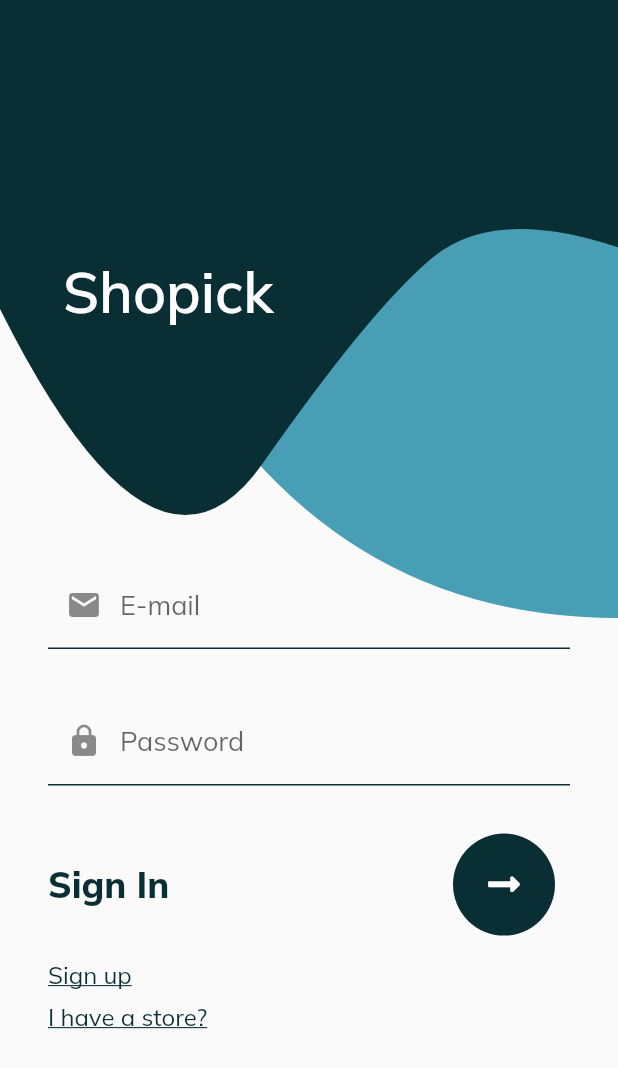
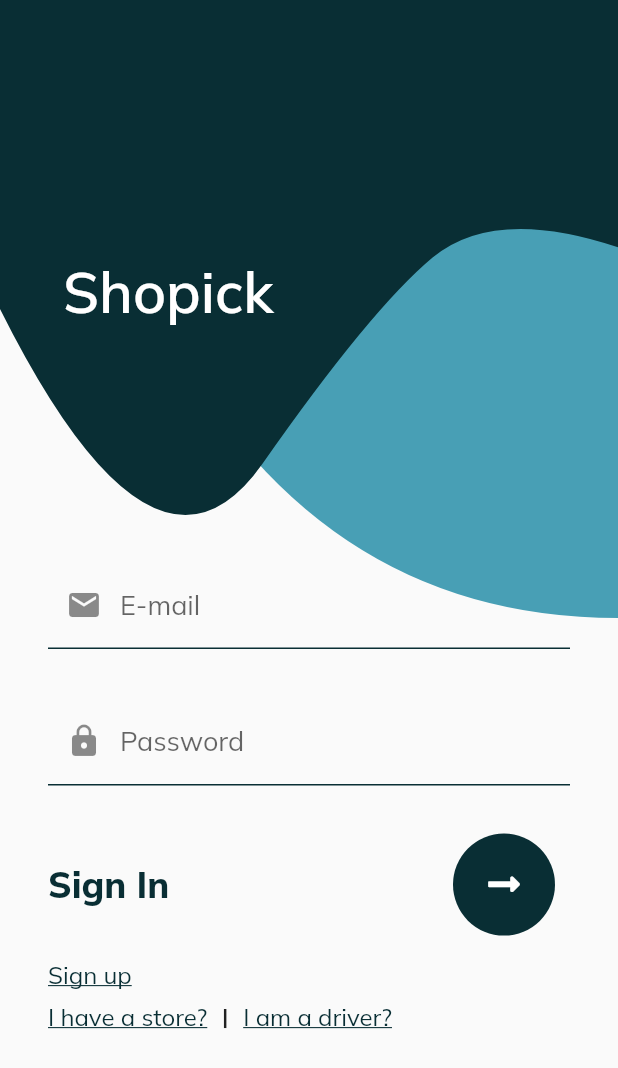
Before and after one commit to RubaHashash/e-Shop, a Flutter app: the screen it shows after launch, on a phone screen of 412 x 824 dp. Shown: the top 1068 px of the screen. Run offline on Flutter 3.47's test engine with Material 2 defaults, Android fonts, the phone set to English and light mode, and no system bars; our stand-ins replace carousel_pro, cloud_firestore, firebase_auth, firebase_storage, fluttertoast, font_awesome_flutter and 5 more; missing offline and left inert: geocoder; accounts and stored records are empty.

Commit message:
add sign in page for the driver

```diff
--- a/lib/Authentication/SignInForm.dart
+++ b/lib/Authentication/SignInForm.dart
@@ -1,4 +1,5 @@
 import 'package:e_shop_app/Admin/AdminSignIn.dart';
+import 'package:e_shop_app/Driver/DriverSignIn.dart';
 import '../Store/StoreHome.dart';
 import 'file:///C:/Users/rubah/AndroidStudioProjects/e_shop_app/lib/config/decoration_functions.dart';
 import 'file:///C:/Users/rubah/AndroidStudioProjects/e_shop_app/lib/Authentication/sign_in_up_bar.dart';
@@ -151,6 +152,8 @@
                         ),
                       ),
 
+                      Row(
+                        children: [
                           Align(
                             alignment: Alignment.centerLeft,
                             child: Padding(
@@ -172,6 +175,36 @@
                               ),
                             ),
                           ),
+                          SizedBox(width: 10),
+                          Padding(
+                            padding: const EdgeInsets.only(top: 8.0),
+                            child: Text("|", style: TextStyle(fontWeight: FontWeight.bold)),
+                          ),
+                          SizedBox(width: 10),
+                          Align(
+                            alignment: Alignment.centerLeft,
+                            child: Padding(
+                              padding: const EdgeInsets.only(top: 8.0),
+                              child: InkWell(
+                                splashColor: Colors.white,
+                                onTap: () {
+                                  Route route = MaterialPageRoute(builder: (c) => DriverSignIn());
+                                  Navigator.pushReplacement(context, route);
+                                },
+                                child: const Text(
+                                  'I am a driver?',
+                                  style: TextStyle(
+                                    fontSize: 16,
+                                    decoration: TextDecoration.underline,
+                                    color: Palette.darkBlue,
+                                  ),
+                                ),
+                              ),
+                            ),
+                          ),
+                        ],
+                      )
+
 
                     ],
                   ),
--- a/lib/main.dart
+++ b/lib/main.dart
@@ -1,7 +1,7 @@
 import 'package:cloud_firestore/cloud_firestore.dart';
 import 'package:e_shop_app/Authentication/MainPage.dart';
-import 'package:e_shop_app/Counters/ItemQuantity.dart';
-import 'package:e_shop_app/Counters/cartCounter.dart';
+import 'package:e_shop_app/Counters/cartCounter.dart';import 'package:e_shop_app/Counters/ItemQuantity.dart';
+
 import 'package:e_shop_app/Counters/changeAddress.dart';
 import 'package:e_shop_app/Counters/totalMoney.dart';
 import 'package:e_shop_app/config/config.dart';
```
Also changed, not shown: lib/Driver/DriverHomePage.dart (added, +58 -0 lines), lib/Driver/DriverSignIn.dart (added, +175 -0 lines). Lines whose indentation alone changed are shown as unchanged.
